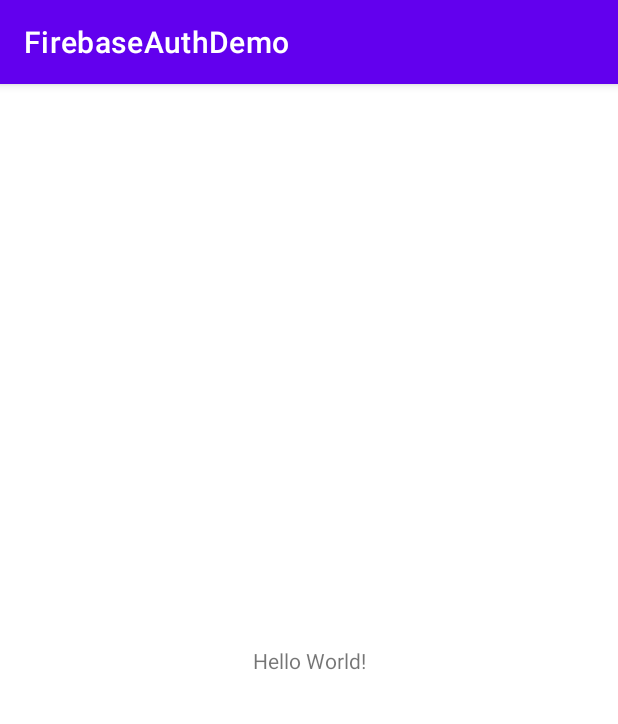
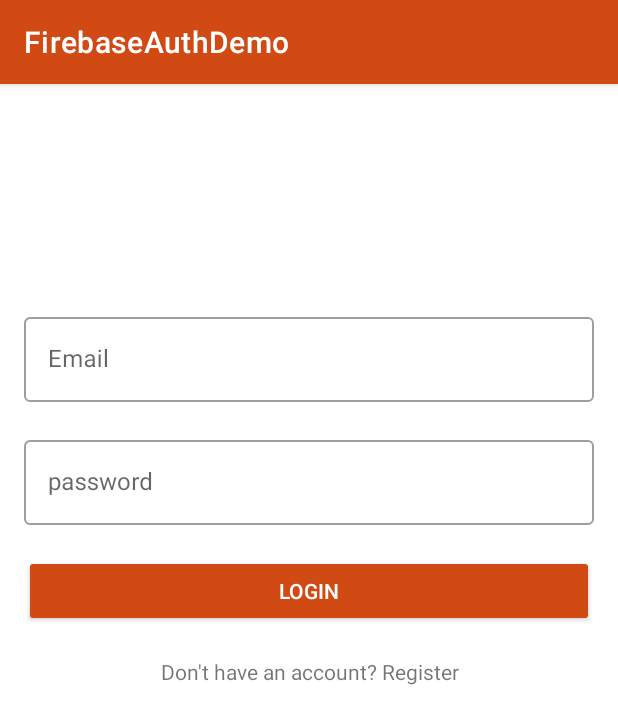
Before and after one commit to Yugalkumar619/Firebase-Auth-Demo, an Android app: the screen it shows after launch (MainActivity), on a phone screen of 412 x 824 dp. Shown: the top 724 px of the screen. Run offline under Robolectric (Android 15) with nearby library versions, the phone set to English and light mode, and no system bars.

Commit message:
user Registration through firebase Login and Registration activity also created

```diff
--- a/app/src/main/java/com/yugal/firebaseauthdemo/MainActivity.kt
+++ b/app/src/main/java/com/yugal/firebaseauthdemo/MainActivity.kt
@@ -1,11 +1,18 @@
 package com.yugal.firebaseauthdemo
 
+import android.content.Intent
 import androidx.appcompat.app.AppCompatActivity
 import android.os.Bundle
+import kotlinx.android.synthetic.main.activity_main.*
 
 class MainActivity : AppCompatActivity() {
     override fun onCreate(savedInstanceState: Bundle?) {
         super.onCreate(savedInstanceState)
         setContentView(R.layout.activity_main)
+
+        tv_register.setOnClickListener(){
+            val intent = Intent(this@MainActivity, RegisterActivity::class.java)
+            startActivity(intent)
+        }
     }
 }
--- a/app/src/main/res/layout/activity_main.xml
+++ b/app/src/main/res/layout/activity_main.xml
@@ -4,15 +4,77 @@
     xmlns:tools="http://schemas.android.com/tools"
     android:layout_width="match_parent"
     android:layout_height="match_parent"
+    android:focusable="true"
+    android:focusableInTouchMode="true"
     tools:context=".MainActivity">
 
+   <com.google.android.material.textfield.TextInputLayout
+       style="@style/Widget.MaterialComponents.TextInputLayout.OutlinedBox"
+       android:layout_width="match_parent"
+       android:layout_height="wrap_content"
+       app:layout_constraintTop_toTopOf="parent"
+       app:layout_constraintStart_toStartOf="parent"
+       app:layout_constraintEnd_toEndOf="parent"
+       android:layout_marginStart="16dp"
+       android:layout_marginEnd="16dp"
+       android:layout_marginTop="150dp"
+       android:id="@+id/ll_email"
+       android:inputType="text"
+       tools:ignore="MissingConstraints" >
+
+       <com.google.android.material.textfield.TextInputEditText
+           android:id="@+id/et_email"
+           android:hint="@string/email"
+           android:inputType="text"
+           android:layout_width="match_parent"
+           android:layout_height="wrap_content"
+           android:importantForAutofill="yes" />
+   </com.google.android.material.textfield.TextInputLayout>
+
+    <com.google.android.material.textfield.TextInputLayout
+        style="@style/Widget.MaterialComponents.TextInputLayout.OutlinedBox"
+        android:layout_width="match_parent"
+        android:layout_height="wrap_content"
+        app:layout_constraintStart_toStartOf="parent"
+        app:layout_constraintEnd_toEndOf="parent"
+        app:layout_constraintTop_toBottomOf="@+id/ll_email"
+        android:layout_marginStart="16dp"
+        android:layout_marginEnd="16dp"
+        android:layout_marginTop="20dp"
+        android:id="@+id/ll_password"
+        android:inputType="text"
+        tools:ignore="MissingConstraints" >
+
+        <com.google.android.material.textfield.TextInputEditText
+            android:id="@+id/et_password"
+            android:hint="@string/password"
+            android:inputType="text"
+            android:layout_width="match_parent"
+            android:layout_height="wrap_content"
+            android:importantForAutofill="yes" />
+
+   </com.google.android.material.textfield.TextInputLayout>
+
+    <com.google.android.material.button.MaterialButton
+        android:id="@+id/btn_login"
+        style="@style/Widget.AppCompat.Button.Colored"
+        android:layout_width="match_parent"
+        android:layout_height="wrap_content"
+        android:layout_marginEnd="16dp"
+        android:layout_marginStart="16dp"
+        app:layout_constraintTop_toBottomOf="@id/ll_password"
+        android:layout_marginTop="20dp"
+        android:text="@string/login"/>
+
     <TextView
-        android:layout_width="wrap_content"
+        android:id="@+id/tv_register"
+        android:layout_width="match_parent"
         android:layout_height="wrap_content"
-        android:text="Hello World!"
-        app:layout_constraintBottom_toBottomOf="parent"
-        app:layout_constraintLeft_toLeftOf="parent"
-        app:layout_constraintRight_toRightOf="parent"
-        app:layout_constraintTop_toTopOf="parent" />
+        app:layout_constraintTop_toBottomOf="@id/btn_login"
+        android:layout_marginTop="20dp"
+        android:text="@string/don_t_have_an_account_register"
+        android:gravity="center"/>
+
+
 
 </androidx.constraintlayout.widget.ConstraintLayout>
--- a/app/src/main/res/values/colors.xml
+++ b/app/src/main/res/values/colors.xml
@@ -7,4 +7,8 @@
     <color name="teal_700">#FF018786</color>
     <color name="black">#FF000000</color>
     <color name="white">#FFFFFFFF</color>
+
+    <color name="themeLight">#E16640</color>
+    <color name="thememid">#D14A14</color>
+    <color name="themedark">#FF1E00</color>
 </resources>
--- a/app/src/main/res/values/strings.xml
+++ b/app/src/main/res/values/strings.xml
@@ -1,3 +1,15 @@
 <resources>
     <string name="app_name">FirebaseAuthDemo</string>
+    <string name="email">Email</string>
+    <string name="login">LOGIN</string>
+    <string name="password">password</string>
+    <string name="first_name">First Name</string>
+    <string name="last_name">Last Name</string>
+    <string name="confirm_password">Confirm Password</string>
+    <string name="create_an_account">CREATE AN ACCOUNT</string>
+    <string name="register">REGISTER</string>
+    <string name="already_have_an_account_login">Already have an account? Login</string>
+    <string name="don_t_have_an_account_register">Don\'t have an account? Register</string>
+    <string name="you_are_logged_successfully">You are logged successfully</string>
+    <string name="user_id">user Id</string>
 </resources>
--- a/app/src/main/res/values/themes.xml
+++ b/app/src/main/res/values/themes.xml
@@ -2,15 +2,16 @@
     <!-- Base application theme. -->
     <style name="Theme.FirebaseAuthDemo" parent="Theme.MaterialComponents.DayNight.DarkActionBar">
         <!-- Primary brand color. -->
-        <item name="colorPrimary">@color/purple_500</item>
-        <item name="colorPrimaryVariant">@color/purple_700</item>
+        <item name="colorPrimary">@color/thememid</item>
+        <item name="colorPrimaryVariant">@color/themeLight</item>
         <item name="colorOnPrimary">@color/white</item>
         <!-- Secondary brand color. -->
         <item name="colorSecondary">@color/teal_200</item>
         <item name="colorSecondaryVariant">@color/teal_700</item>
         <item name="colorOnSecondary">@color/black</item>
         <!-- Status bar color. -->
-        <item name="android:statusBarColor" tools:targetApi="l">?attr/colorPrimaryVariant</item>
+        <item name="android:statusBarColor" tools:targetApi="l">@color/themedark</item>
+        <item name="android:navigationBarColor">@color/themedark</item>
         <!-- Customize your theme here. -->
     </style>
 </resources>
--- a/build.gradle
+++ b/build.gradle
@@ -8,6 +8,7 @@ buildscript {
     dependencies {
         classpath "com.android.tools.build:gradle:4.2.1"
         classpath "org.jetbrains.kotlin:kotlin-gradle-plugin:$kotlin_version"
+        classpath 'com.google.gms:google-services:4.3.8'
 
         // NOTE: Do not place your application dependencies here; they belong
         // in the individual module build.gradle files
```
Also changed, not shown: app/build.gradle (+8 -0 lines), app/src/main/AndroidManifest.xml (+10 -1 lines), app/src/main/java/com/yugal/firebaseauthdemo/MainPageActivity.kt (added, +31 -0 lines), app/src/main/java/com/yugal/firebaseauthdemo/RegisterActivity.kt (added, +80 -0 lines), app/src/main/res/layout/activity_main_page.xml (added, +60 -0 lines), app/src/main/res/layout/activity_register.xml (added, +99 -0 lines), 1 other file.
